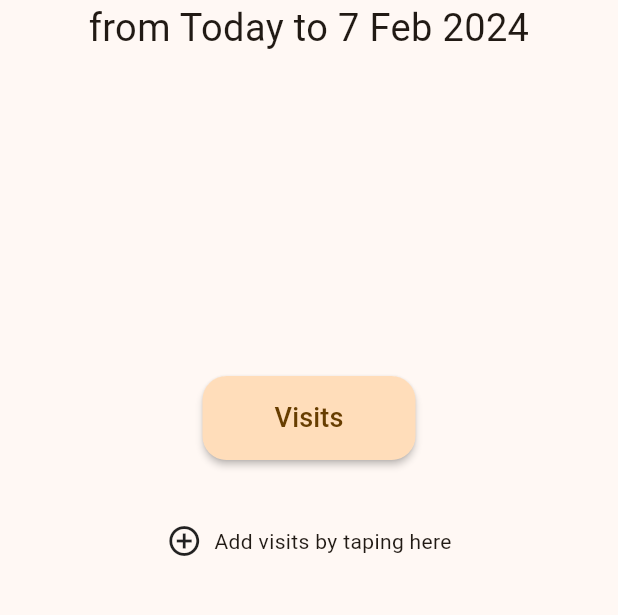
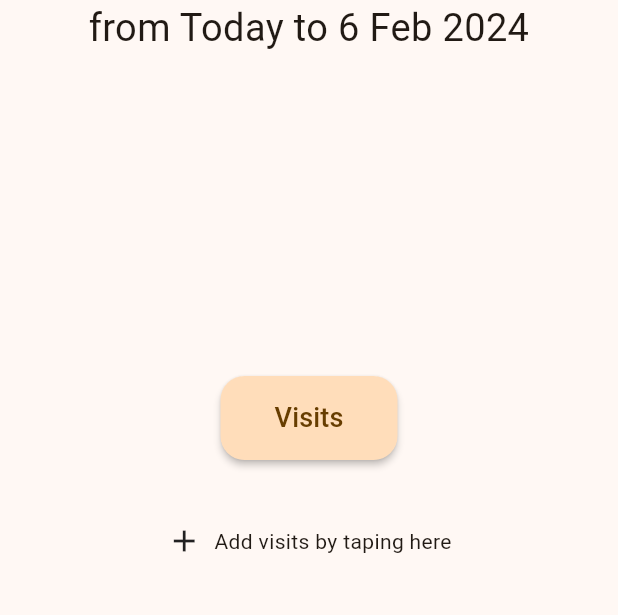
Before and after one commit to Oleh-Kupich/remaining_days, a Flutter app: the screen it shows after launch, on a phone screen of 412 x 824 dp, the part 494-1109 px from its top. Run offline on Flutter 3.47's test engine with Material 2 defaults, Android fonts, the light colour scheme and no system bars; our stand-ins replace easy_localization, flutter_form_builder, flutter_secure_storage, flutter_slidable, form_builder_validators.

Commit message:
Back end stay date by 1 day; Addressed UX issues according first users feedback; Renamed app back to 'Days';

```diff
--- a/lib/home_page.dart
+++ b/lib/home_page.dart
@@ -114,9 +114,11 @@ class _HomePageState extends State<HomePage> {
       ++remainingDays;
     }
 
+    if (remainingDays == 0) return (0, '');
+
     return (
       remainingDays,
-      'stay_period'.tr(args: [DateFormat('d MMM y').format(today.add(Duration(days: remainingDays)))]),
+      'stay_period'.tr(args: [DateFormat('d MMM y').format(today.add(Duration(days: remainingDays - 1)))]),
     );
   }
 
@@ -150,15 +152,14 @@ class _HomePageState extends State<HomePage> {
           ascending: _region.sortAscending,
           onPressed: () => DefaultBottomBarController.of(context).swap(),
           onSort: _sort,
+          onAdd: _showDateRangePicker,
         ),
       ),
       bottomNavigationBar: LayoutBuilder(
         builder: (BuildContext context, BoxConstraints constraints) {
           final collapsedHeight = constraints.maxHeight / 4;
           final expandedHeight = constraints.maxHeight / 3;
-          return GestureDetector(
-            onTap: _showDateRangePicker,
-            child: BottomExpandableAppBar(
+          return BottomExpandableAppBar(
             appBarHeight: collapsedHeight,
             expandedHeight: expandedHeight,
             horizontalMargin: 0,
@@ -183,11 +184,9 @@ class _HomePageState extends State<HomePage> {
                   stayListItem: stays[index],
                   onRemove: _removeStay,
                   onEdit: (item) => _showDateRangePicker(editingItem: item),
-                          onAdd: _showDateRangePicker,
                   leadingWidget: Text('${stays.length - index}'),
                 ),
                 separatorBuilder: (context, index) => const Divider(),
-                ),
               ),
             ),
           );
--- a/lib/main.dart
+++ b/lib/main.dart
@@ -26,7 +26,7 @@ class RemainingDaysApp extends StatelessWidget {
   Widget build(BuildContext context) {
     final colorScheme = ColorScheme.fromSeed(seedColor: Colors.orangeAccent);
     return MaterialApp(
-      title: 'Days in Travel',
+      title: 'Days',
       localizationsDelegates: context.localizationDelegates + [FormBuilderLocalizations.delegate],
       supportedLocales: context.supportedLocales,
       locale: context.locale,
--- a/lib/widgets/list_item_widgets/empty_stay.dart
+++ b/lib/widgets/list_item_widgets/empty_stay.dart
@@ -17,7 +17,7 @@ class EmptyStayListItemWidget extends StatelessWidget {
           child: Row(
             mainAxisAlignment: MainAxisAlignment.center,
             children: [
-              const Icon(Icons.add_circle_outline),
+              const Icon(Icons.add),
               const SizedBox(width: 8),
               const Text('add_stay').tr(),
             ],
--- a/lib/widgets/list_item_widgets/stay_item.dart
+++ b/lib/widgets/list_item_widgets/stay_item.dart
@@ -7,14 +7,13 @@ typedef EditActionCallback = void Function(StayItem item);
 
 class StayListItemWidget extends StatelessWidget {
   const StayListItemWidget(
-      {required this.stayListItem, required this.onRemove, required this.onEdit, required this.onAdd, super.key,
+      {required this.stayListItem, required this.onRemove, required this.onEdit, super.key,
       this.leadingWidget,});
 
   final StayItem stayListItem;
   final Widget? leadingWidget;
   final RemoveActionCallback onRemove;
   final EditActionCallback onEdit;
-  final VoidCallback onAdd;
 
   @override
   Widget build(BuildContext context) {
@@ -59,7 +58,7 @@ class StayListItemWidget extends StatelessWidget {
           leading: leadingWidget,
           title: Text(stayListItem.toString()),
           onLongPress: () => onEdit(stayListItem),
-          onTap: onAdd,
+          onTap: () => onEdit(stayListItem),
         ),);
   }
 }
--- a/lib/widgets/stays_fab_widget.dart
+++ b/lib/widgets/stays_fab_widget.dart
@@ -2,30 +2,46 @@ import 'package:easy_localization/easy_localization.dart';
 import 'package:flutter/material.dart';
 
 class StaysFABWidget extends StatelessWidget {
-  const StaysFABWidget(
-      {required this.hasStays, required this.onPressed, required this.onSort, required this.ascending, super.key,});
+  const StaysFABWidget({
+    required this.hasStays,
+    required this.onPressed,
+    required this.onAdd,
+    required this.onSort,
+    required this.ascending,
+    super.key,
+  });
 
   final bool hasStays;
   final bool ascending;
   final VoidCallback onPressed;
   final VoidCallback onSort;
+  final VoidCallback onAdd;
 
   @override
   Widget build(BuildContext context) {
     return FloatingActionButton.extended(
       label: Row(
         children: [
-            const SizedBox(width: 28),
+          if (hasStays)
+            IconButton(
+              onPressed: onAdd,
+              icon: const Icon(Icons.add, size: 18),
+            ),
+          const SizedBox(width: 16),
           const Text('stays', style: TextStyle(fontSize: 18)).tr(),
-            if (hasStays) IconButton(
+          const SizedBox(width: 16),
+          if (hasStays)
+            IconButton(
               onPressed: onSort,
               icon: Icon(
                 ascending ? Icons.arrow_drop_up : Icons.arrow_drop_down,
-                      size: 32,
-                    ),) else const SizedBox(width: 28),
+                size: 28,
+              ),
+            ),
         ],
       ),
       elevation: 2,
-        onPressed: onPressed,);
+      onPressed: onPressed,
+    );
   }
 }
```
Also changed, not shown: 3 other files. Lines whose indentation alone changed are shown as unchanged.
